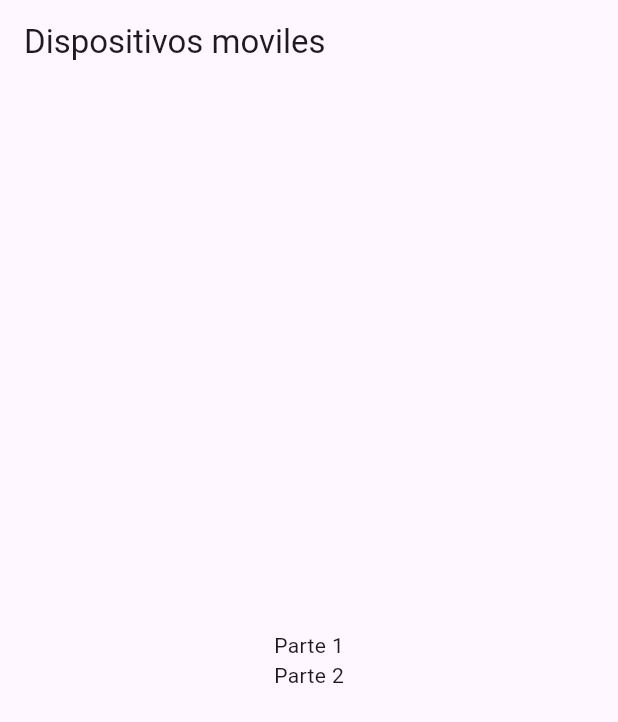
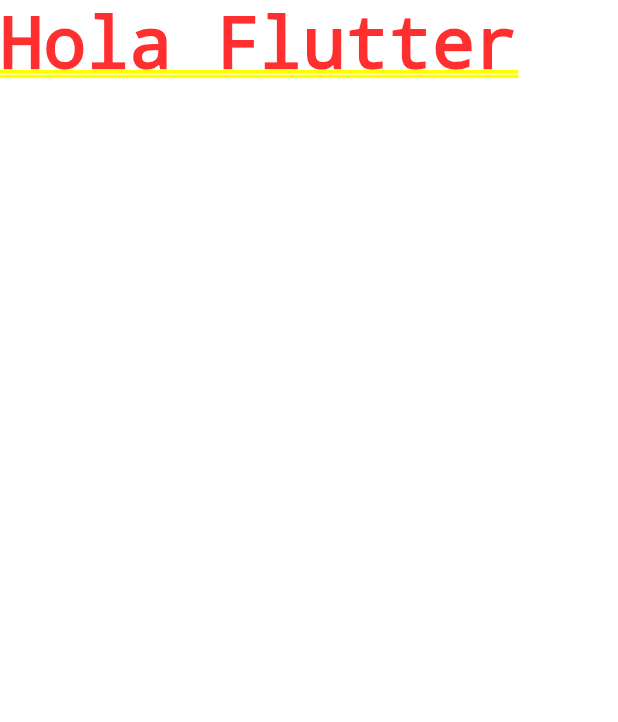
Before and after one commit to Irving2355/Dispositivos-Moviles-2026, a Flutter app: the screen it shows after launch, on a phone screen of 412 x 824 dp. Shown: the top 722 px of the screen. Run offline on Flutter 3.47's test engine with Material 3 defaults, Android fonts, the phone set to English and light mode, and no system bars.

Commit message:
Clase 2026-08-18 - Grupo 7A

```diff
--- a/clases/mi_primera_app/lib/main.dart
+++ b/clases/mi_primera_app/lib/main.dart
@@ -13,7 +13,6 @@
     ),
   );*/
 
-
   /*runApp(
     const MaterialApp(
       home: Scaffold(
@@ -24,26 +23,59 @@
     ),
   );*/
 
-  runApp(
-    MaterialApp(
-      home: Scaffold(
-        appBar: AppBar(
-          title: const Text(
-            'Dispositivos moviles',
-          ),
-        ),
+    runApp(
+      const MiApp(),
+    // MaterialApp(
+    //   home: Scaffold(
+    //     appBar: AppBar(
+    //       title: const Text(
+    //         'Dispositivos moviles',
+    //       ),
+    //     ),
 
-        body: Center(
-          child: Column(
-            mainAxisSize: MainAxisSize.min,
+    //     body: Center(
+    //       child: Column(
+    //         mainAxisSize: MainAxisSize.min,
 
-            children: const[
-              Text('Parte 1',),
-              Text('Parte 2',),
-            ],
-          ),
-        ),
-      ),
-    ),
+    //         children: [
+    //           Icon(Icons.phone_android,size: 80,),
+    //           SizedBox(height: 10,),
+    //           Text(
+    //             'Parte 1',
+    //             style: TextStyle(
+    //               fontSize: 26,
+    //               fontWeight: FontWeight.bold,
+    //             ),
+    //             ),
+    //           SizedBox(height: 10,),
+    //           Text('Parte 2',),
+    //           SizedBox(height: 30,),
+    //           ElevatedButton(
+    //             onPressed: (){
+    //               print('El usario presiono el boton');
+    //             },
+    //             child: const Text('Comenzar',),
+    //             ),
+    //         ],
+    //       ),
+    //     ),
+    //   ),
+    // ),
   );
 }
+
+class MiApp extends StatelessWidget{
+  const MiApp({
+    super.key,
+  });
+
+  @override
+  Widget build(BuildContext context){
+    //return Text('Mi aplicacion',);
+    return const MaterialApp(
+      home: Text(
+        'Hola Flutter',
+      ),
+    );
+  }
+}
```
